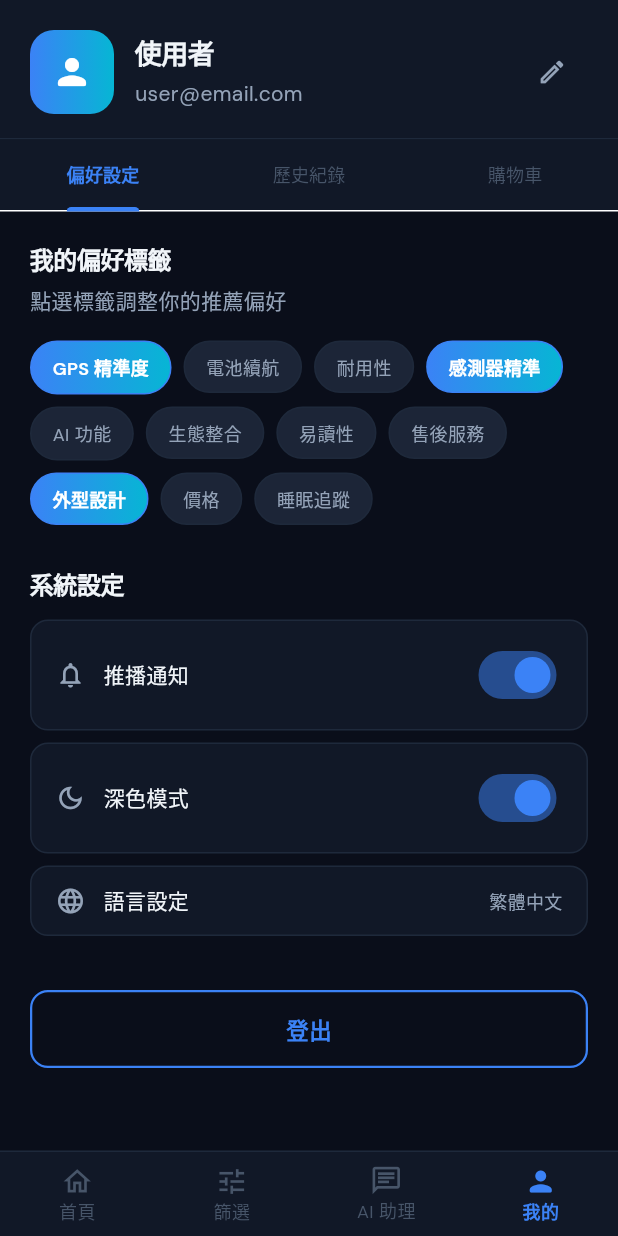
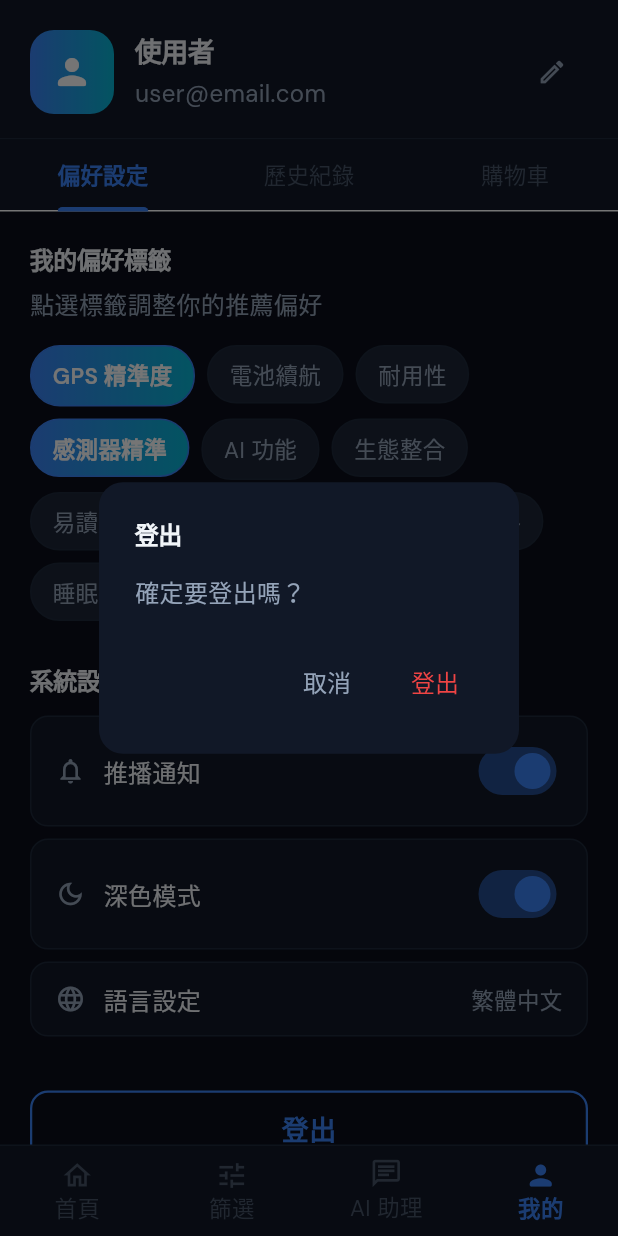
Before and after one commit to 11246014/Project, a Flutter app: the HomeScreen screen opened by its route, item 4 of the bottom bar chosen, after a tap on "登出", on a phone screen of 412 x 824 dp. Run offline on Flutter 3.47's test engine with Material 3 defaults, Android fonts, the phone set to English and light mode, and no system bars; our stand-ins replace go_router, google_fonts.

Commit message:
名稱logo更改

```diff
--- a/frontend/lib/core/constants/app_text_styles.dart
+++ b/frontend/lib/core/constants/app_text_styles.dart
@@ -11,7 +11,7 @@ class AppTextStyles {
   // ── 大標題 ──────────────────────────────
   /// 頁面主標題，例如「歡迎回來」
   static TextStyle displayLarge = GoogleFonts.sora(
-    fontSize: 32,
+    fontSize: 34,
     fontWeight: FontWeight.w700,
     color: AppColors.textPrimary,
     letterSpacing: -0.5,
@@ -19,7 +19,7 @@ class AppTextStyles {
 
   /// 區塊標題，例如「為你推薦」
   static TextStyle displayMedium = GoogleFonts.sora(
-    fontSize: 24,
+    fontSize: 26,
     fontWeight: FontWeight.w600,
     color: AppColors.textPrimary,
     letterSpacing: -0.3,
@@ -28,7 +28,7 @@ class AppTextStyles {
   // ── 內文 ────────────────────────────────
   /// 主要說明文字
   static TextStyle bodyLarge = GoogleFonts.dmSans(
-    fontSize: 16,
+    fontSize: 18,
     fontWeight: FontWeight.w400,
     color: AppColors.textPrimary,
     height: 1.6,
@@ -36,7 +36,7 @@ class AppTextStyles {
 
   /// 次要說明文字，例如副標、描述
   static TextStyle bodyMedium = GoogleFonts.dmSans(
-    fontSize: 14,
+    fontSize: 16,
     fontWeight: FontWeight.w400,
     color: AppColors.textSecondary,
     height: 1.5,
@@ -45,7 +45,7 @@ class AppTextStyles {
   // ── 標籤 / 按鈕 ─────────────────────────
   /// 按鈕文字、重要標籤
   static TextStyle labelLarge = GoogleFonts.sora(
-    fontSize: 15,
+    fontSize: 18,
     fontWeight: FontWeight.w600,
     color: AppColors.textPrimary,
     letterSpacing: 0.3,
@@ -53,7 +53,7 @@ class AppTextStyles {
 
   /// 小字提示，例如版權、時間戳記
   static TextStyle caption = GoogleFonts.dmSans(
-    fontSize: 12,
+    fontSize: 15,
     fontWeight: FontWeight.w400,
     color: AppColors.textHint,
   );
--- a/frontend/lib/features/auth/screens/login_screen.dart
+++ b/frontend/lib/features/auth/screens/login_screen.dart
@@ -175,11 +175,7 @@ class _LoginScreenState extends State<LoginScreen> {
               ),
             ],
           ),
-          child: const Icon(
-            Icons.watch_outlined,
-            color: Colors.white,
-            size: 26,
-          ),
+          child: Image.asset('assets/images/LOGO.png', width: 26, height: 26), //LOGO
         ),
         const SizedBox(height: 24),
         Text('歡迎回來', style: AppTextStyles.displayLarge),
--- a/frontend/lib/features/auth/screens/register_screen.dart
+++ b/frontend/lib/features/auth/screens/register_screen.dart
@@ -101,7 +101,7 @@ class _RegisterScreenState extends State<RegisterScreen> {
                   Text('建立帳號', style: AppTextStyles.displayLarge),
                   const SizedBox(height: 8),
                   Text(
-                    '加入 WearAI',
+                    '加入 WearWise',
                     style: AppTextStyles.bodyMedium,
                   ),
                   const SizedBox(height: 40),
--- a/frontend/lib/features/chat/screens/chat_screen.dart
+++ b/frontend/lib/features/chat/screens/chat_screen.dart
@@ -37,7 +37,7 @@ class _ChatScreenState extends State<ChatScreen> {
   // 對話紀錄
   final List<ChatMessage> _messages = [
     ChatMessage(
-      content: '你好！我是 WearAI 助理，請告訴我你想找什麼樣的穿戴裝置？\n\n你可以直接描述需求，例如：「我想找續航力強、有 GPS 的運動手錶，預算 15,000 以內」',
+      content: '你好！我是 WearWise 助理，請告訴我你想找什麼樣的穿戴裝置？\n\n你可以直接描述需求，例如：「我想找續航力強、有 GPS 的運動手錶，預算 15,000 以內」',
       role: MessageRole.ai,
       time: DateTime.now(),
     ),
@@ -181,7 +181,7 @@ class _ChatScreenState extends State<ChatScreen> {
           Column(
             crossAxisAlignment: CrossAxisAlignment.start,
             children: [
-              Text('WearAI 助理',
+              Text('WearWise 助理',
                   style: AppTextStyles.labelLarge.copyWith(fontSize: 14)),
               Text('線上服務中',
                   style: AppTextStyles.caption
--- a/frontend/lib/features/home/screens/home_screen.dart
+++ b/frontend/lib/features/home/screens/home_screen.dart
@@ -184,7 +184,7 @@ class _HomeTabState extends State<_HomeTab> {
           Column(
             crossAxisAlignment: CrossAxisAlignment.start,
             children: [
-              Text('你好，使用者 👋', style: AppTextStyles.bodyMedium),
+              Text('您好，使用者 👋', style: AppTextStyles.bodyMedium),
               const SizedBox(height: 4),
               Text('找到你的理想穿戴裝置',
                   style: AppTextStyles.displayMedium),
--- a/frontend/lib/features/profile/screens/profile_screen.dart
+++ b/frontend/lib/features/profile/screens/profile_screen.dart
@@ -2,6 +2,8 @@ import 'package:flutter/material.dart';
 import '../../../core/constants/app_colors.dart';
 import '../../../core/constants/app_text_styles.dart';
 import '../../../shared/widgets/custom_button.dart';
+import 'package:go_router/go_router.dart';
+import '../../../core/constants/app_routes.dart';
 
 class ProfileScreen extends StatefulWidget {
   const ProfileScreen({super.key});
@@ -306,7 +308,38 @@ class _ProfileScreenState extends State<ProfileScreen>
           CustomButton(
             label: '登出',
             onTap: () {
-              // TODO W2：清除 Token 並跳回登入頁
+              showDialog(
+                context: context,
+                builder: (context) => AlertDialog(
+                  backgroundColor: AppColors.surface,
+                  shape: RoundedRectangleBorder(
+                      borderRadius: BorderRadius.circular(16)),
+                  title: Text('登出',
+                      style: AppTextStyles.displayMedium.copyWith(fontSize: 16)),
+                  content: Text(
+                    '確定要登出嗎？',
+                    style: AppTextStyles.bodyMedium,
+                  ),
+                  actions: [
+                    TextButton(
+                      onPressed: () => Navigator.pop(context),
+                      child: Text('取消',
+                          style: AppTextStyles.bodyMedium
+                              .copyWith(color: AppColors.textSecondary)),
+                    ),
+                    TextButton(
+                      onPressed: () {
+                        Navigator.pop(context);
+                        // TODO W2：清除 Token
+                        context.go(AppRoutes.login);
+                      },
+                      child: Text('登出',
+                          style: AppTextStyles.bodyMedium
+                              .copyWith(color: AppColors.error)),
+                    ),
+                  ],
+                ),
+              );
             },
             variant: ButtonVariant.outline,
           ),
--- a/frontend/lib/main.dart
+++ b/frontend/lib/main.dart
@@ -37,7 +37,6 @@ final _router = GoRouter(
       path: AppRoutes.chat,
       builder: (context, state) => const ChatScreen(),
     ),
-
     // GoRoute(path: AppRoutes.filter, builder: ...),
     // GoRoute(path: AppRoutes.chat,   builder: ...),
   ],
@@ -53,7 +52,7 @@ class MyApp extends StatelessWidget {
   @override
   Widget build(BuildContext context) {
     return MaterialApp.router(
-      title: 'WearAI Shop',
+      title: 'WearWise Shop',
       debugShowCheckedModeBanner: false,
       // 套用深色主題
       theme: AppTheme.darkTheme,
--- a/frontend/pubspec.yaml
+++ b/frontend/pubspec.yaml
@@ -48,6 +48,8 @@ dependencies:
 
 
 dev_dependencies:
+  flutter_launcher_icons: ^0.13.1
+
   flutter_test:
     sdk: flutter
 
@@ -63,6 +65,9 @@ dev_dependencies:
 
 # The following section is specific to Flutter packages.
 flutter:
+
+  assets:
+    - assets/images/
 
   # The following line ensures that the Material Icons font is
   # included with your application, so that you can use the icons in
```
Also changed, not shown: frontend/assets/images/LOGO.png (added), frontend/pubspec.lock.
